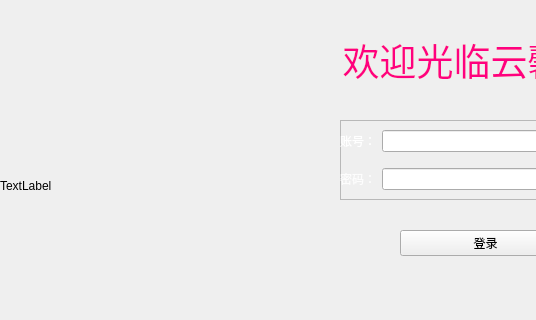
Qt form login.ui (Ginsakura/TestQTManagerSystem) before a commit; both pictures show x 0 to 536 and y 120 to 440 of the 978 by 688 pixel window.
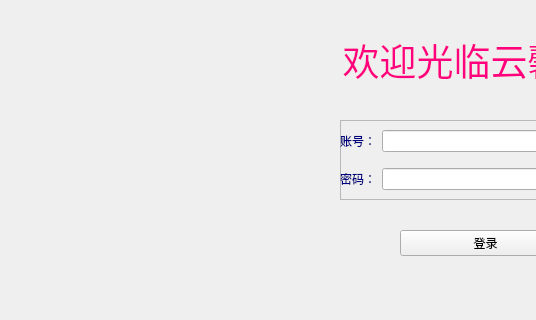
The same form after that commit. Icons and pictures are not drawn.

Patch:
```diff
--- a/login.ui
+++ b/login.ui
@@ -56,7 +56,7 @@
        <item>
         <widget class="QLabel" name="label_2">
          <property name="text">
-          <string>&lt;html&gt;&lt;head/&gt;&lt;body&gt;&lt;p&gt;&lt;span style=&quot; color:#ffffff;&quot;&gt;账号：&lt;/span&gt;&lt;/p&gt;&lt;/body&gt;&lt;/html&gt;</string>
+          <string>&lt;html&gt;&lt;head/&gt;&lt;body&gt;&lt;p&gt;&lt;span style=&quot; color:#00007f;&quot;&gt;账号：&lt;/span&gt;&lt;/p&gt;&lt;/body&gt;&lt;/html&gt;</string>
          </property>
         </widget>
        </item>
@@ -70,7 +70,7 @@
        <item>
         <widget class="QLabel" name="label_3">
          <property name="text">
-          <string>&lt;html&gt;&lt;head/&gt;&lt;body&gt;&lt;p&gt;&lt;span style=&quot; color:#fdfdfd;&quot;&gt;密码：&lt;/span&gt;&lt;/p&gt;&lt;/body&gt;&lt;/html&gt;</string>
+          <string>&lt;html&gt;&lt;head/&gt;&lt;body&gt;&lt;p&gt;&lt;span style=&quot; color:#00007f;&quot;&gt;密码：&lt;/span&gt;&lt;/p&gt;&lt;/body&gt;&lt;/html&gt;</string>
          </property>
         </widget>
        </item>
@@ -104,8 +104,8 @@
   <widget class="QLabel" name="label_4">
    <property name="geometry">
     <rect>
-     <x>0</x>
-     <y>-30</y>
+     <x>-10</x>
+     <y>-10</y>
      <width>991</width>
      <height>671</height>
     </rect>
@@ -114,9 +114,26 @@
     <string notr="true">border-image: url(:/login/Pictures/R.png);</string>
    </property>
    <property name="text">
-    <string>TextLabel</string>
+    <string/>
    </property>
   </widget>
+  <widget class="QLabel" name="label_5">
+   <property name="geometry">
+    <rect>
+     <x>0</x>
+     <y>-10</y>
+     <width>971</width>
+     <height>651</height>
+    </rect>
+   </property>
+   <property name="styleSheet">
+    <string notr="true">border-image: url(:/Pictures/R.png);</string>
+   </property>
+   <property name="text">
+    <string/>
+   </property>
+  </widget>
+  <zorder>label_5</zorder>
   <zorder>label_4</zorder>
   <zorder>label</zorder>
   <zorder>frame</zorder>
```
